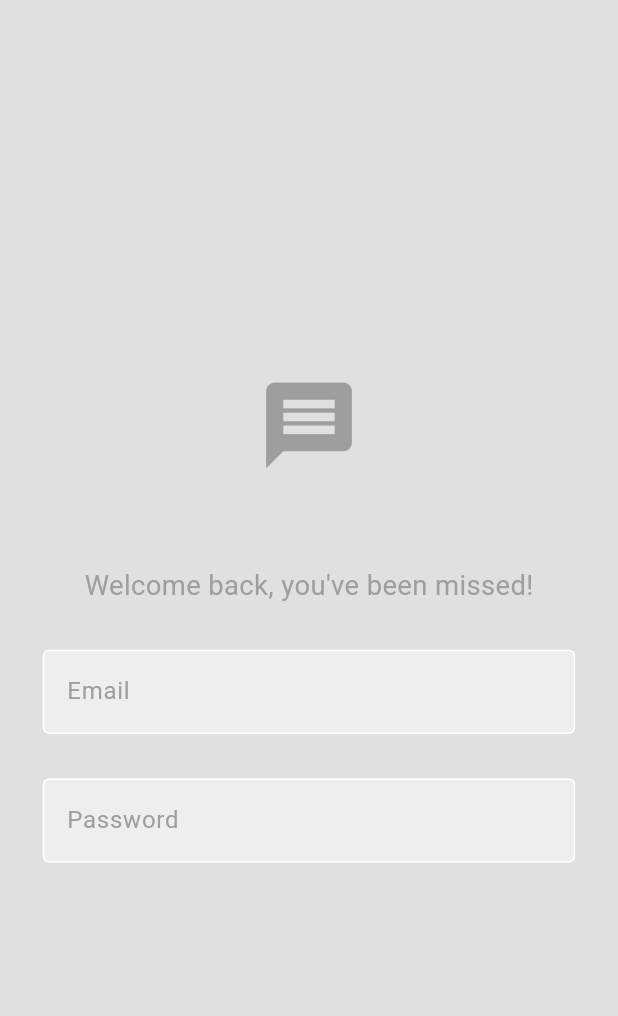
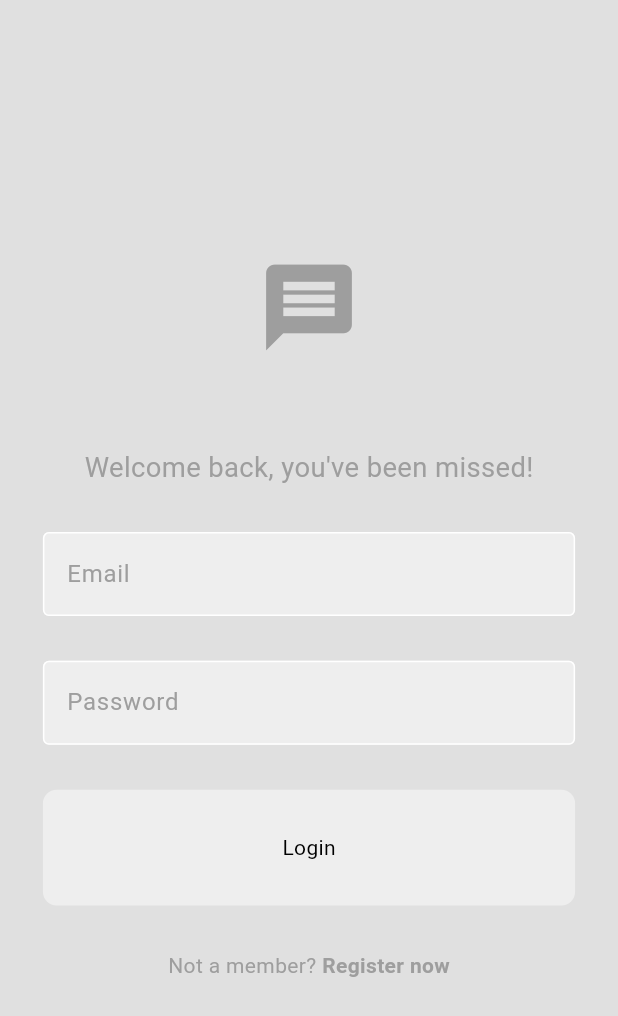
Before and after one commit to Sanjay-2001/flutter_firebase_chat_app, a Flutter app: the screen it shows after launch, on a phone screen of 412 x 824 dp. Shown: the top 1016 px of the screen. Run offline on Flutter 3.47's test engine with Material 3 defaults, Android fonts, the phone set to English and light mode, and no system bars; our stand-ins replace flutter_screenutil.

Commit message:
DEV: my button widget and code cleanup

```diff
--- /dev/null
+++ b/lib/components/components.dart
@@ -0,0 +1,2 @@
+export 'my_textfield.dart';
+export 'my_button.dart';
--- /dev/null
+++ b/lib/components/my_button.dart
@@ -0,0 +1,24 @@
+import 'package:flutter/material.dart';
+import 'package:flutter_screenutil/flutter_screenutil.dart';
+
+class MyButton extends StatelessWidget {
+  final String text;
+  final void Function() onTap;
+  const MyButton({super.key, required this.text, required this.onTap});
+
+  @override
+  Widget build(BuildContext context) {
+    return GestureDetector(
+      onTap: onTap,
+      child: Container(
+        decoration: BoxDecoration(
+          color: Theme.of(context).colorScheme.secondary,
+          borderRadius: BorderRadius.circular(8.r),
+        ),
+        padding: EdgeInsets.all(25.r),
+        margin: EdgeInsets.symmetric(horizontal: 25.w),
+        child: Center(child: Text(text)),
+      ),
+    );
+  }
+}
--- a/lib/main.dart
+++ b/lib/main.dart
@@ -1,6 +1,6 @@
-import 'package:firebase_chat_app/pages/login_page.dart';
+import 'package:firebase_chat_app/pages/pages.dart';
+import 'package:flutter/material.dart';
 import 'package:firebase_chat_app/themes/light_mode.dart';
-import 'package:flutter/material.dart';
 import 'package:flutter_screenutil/flutter_screenutil.dart';
 
 void main() {
--- a/lib/pages/login_page.dart
+++ b/lib/pages/login_page.dart
@@ -1,5 +1,5 @@
-import 'package:firebase_chat_app/components/my_textfield.dart';
 import 'package:flutter/material.dart';
+import 'package:firebase_chat_app/components/components.dart';
 import 'package:flutter_screenutil/flutter_screenutil.dart';
 
 class LoginPage extends StatefulWidget {
@@ -12,6 +12,9 @@ class LoginPage extends StatefulWidget {
 class _LoginPageState extends State<LoginPage> {
   final TextEditingController _emailController = TextEditingController();
   final TextEditingController _passwordController = TextEditingController();
+
+  void login() {}
+
   @override
   Widget build(BuildContext context) {
     ColorScheme colorScheme = Theme.of(context).colorScheme;
@@ -35,6 +38,25 @@ class _LoginPageState extends State<LoginPage> {
               controller: _passwordController,
               obscureText: true,
             ),
+            SizedBox(height: 25.h),
+            MyButton(text: 'Login', onTap: login),
+            SizedBox(height: 25.h),
+            Row(
+              mainAxisAlignment: MainAxisAlignment.center,
+              children: [
+                Text(
+                  'Not a member? ',
+                  style: TextStyle(color: colorScheme.primary),
+                ),
+                Text(
+                  'Register now',
+                  style: TextStyle(
+                    fontWeight: FontWeight.bold,
+                    color: colorScheme.primary,
+                  ),
+                ),
+              ],
+            ),
           ],
         ),
       ),
--- /dev/null
+++ b/lib/pages/pages.dart
@@ -0,0 +1,2 @@
+export 'login_page.dart';
+export 'register_page.dart';
```
Also changed, not shown: lib/pages/register_page.dart (added).
